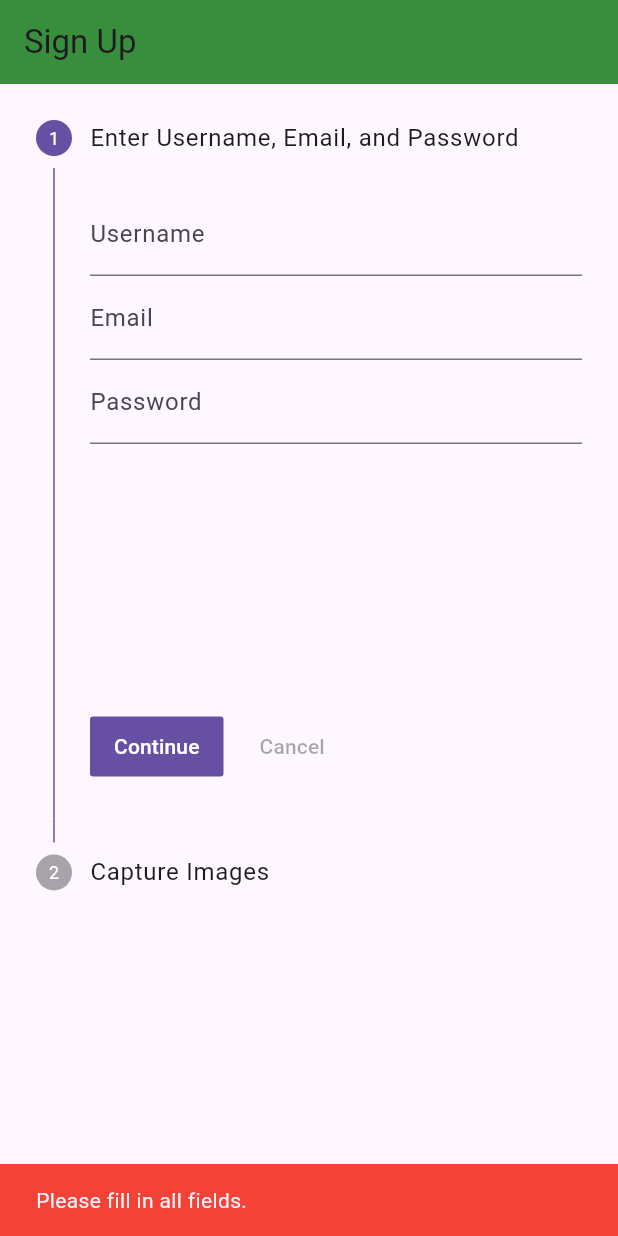
After one commit to yarachidiac/fyp_safe, a Flutter app: the screen it shows after launch, after a tap on "Continue", on a phone screen of 412 x 824 dp. The commit adds this screen. Run offline on Flutter 3.47's test engine with Material 2 defaults, Android fonts, the light colour scheme and no system bars; our stand-ins replace camera, cloud_firestore, firebase_auth, firebase_core, firebase_database, firebase_messaging and 2 more; missing offline and left inert: mqtt_client; accounts and stored records are empty.

Commit message:
secondd commit

```diff
--- /dev/null
+++ b/lib/SignUpPage.dart
@@ -0,0 +1,370 @@
+import 'dart:async';
+import 'dart:convert';
+import 'dart:typed_data';
+import 'package:flutter/material.dart';
+import 'package:firebase_auth/firebase_auth.dart';
+import 'package:camera/camera.dart';
+import 'package:mqtt_client/mqtt_client.dart';
+import 'package:mqtt_client/mqtt_server_client.dart';
+import 'package:typed_data/typed_buffers.dart' show Uint8Buffer;
+import 'dart:io';
+import 'package:cloud_firestore/cloud_firestore.dart';
+
+import 'SignInPage.dart';
+import 'main.dart';
+
+class SignUpPage extends StatefulWidget {
+  const SignUpPage({Key? key}) : super(key: key);
+
+  @override
+  _SignUpPageState createState() => _SignUpPageState();
+}
+
+class _SignUpPageState extends State<SignUpPage> {
+  late TextEditingController _usernameController;
+  late TextEditingController _emailController;
+  late TextEditingController _passwordController;
+  late MqttServerClient client;
+  late CameraController _controller;
+  List<Uint8List> _capturedImages = [];
+  static const int maxImages = 10;
+  int _imageCount = 0;
+  bool _showCameraPreview = false;
+  bool _showCaptureButton = true;
+  String _captureMessage = '';
+  String? _errorMessage;
+  int _currentStep = 0;
+
+  @override
+  void initState() {
+    super.initState();
+    _usernameController = TextEditingController();
+    _emailController = TextEditingController();
+    _passwordController = TextEditingController();
+    _connect();
+  }
+
+  @override
+  void dispose() {
+    _usernameController.dispose();
+    _emailController.dispose();
+    _passwordController.dispose();
+    super.dispose();
+  }
+
+  void _connect() async {
+    client = MqttServerClient('test.mosquitto.org', '1883');
+    client.logging(on: false);
+
+    try {
+      await client.connect();
+      print('Connected');
+    } catch (e) {
+      print('Exception: $e');
+    }
+  }
+  @override
+  Widget build(BuildContext context) {
+    final screenHeight = MediaQuery.of(context).size.height;
+
+    return Scaffold(
+      appBar: AppBar(
+        title: Text('Sign Up'),
+        backgroundColor: Colors.green[700],
+      ),
+      body: Column(
+        children: [
+          Expanded(
+            child: Stepper(
+              currentStep: _showCameraPreview ? 1 : _currentStep,
+              onStepContinue: () {
+                if (_currentStep == 0) {
+                  // First step: validate fields and proceed
+                  if (_validateFields()) {
+                    setState(() {
+                      _currentStep++;
+                    });
+                    _initCamera();
+                  } else {
+                    // Show error message
+                    ScaffoldMessenger.of(context).showSnackBar(
+                      SnackBar(
+                        content: Text(_errorMessage!),
+                        backgroundColor: Colors.red,
+                      ),
+                    );
+                  }
+                } else if (_currentStep == 1) {
+                  if (!_showCaptureButton && _imageCount == maxImages) {
+                    _publishImages('topicSafe/train', _capturedImages);
+                  } else {
+                    ScaffoldMessenger.of(context).showSnackBar(
+                      SnackBar(
+                        content: Text("Finish capturing first"),
+                        backgroundColor: Colors.red,
+                      ),
+                    );
+                  }
+                }
+              },
+              steps: [
+                Step(
+                  title: Text('Enter Username, Email, and Password'),
+                  isActive: !_showCameraPreview,
+                  content: Container(
+                    height: screenHeight * 0.4, // Set the height to 40% of the screen height
+                    child: Column(
+                      children: [
+                        TextField(
+                          controller: _usernameController,
+                          decoration: InputDecoration(labelText: 'Username'),
+                        ),
+                        TextField(
+                          controller: _emailController,
+                          decoration: InputDecoration(labelText: 'Email'),
+                        ),
+                        TextField(
+                          controller: _passwordController,
+                          decoration: InputDecoration(labelText: 'Password'),
+                          obscureText: true,
+                        ),
+                      ],
+                    ),
+                  ),
+                ),
+                Step(
+                  title: Text('Capture Images'),
+                  isActive: _showCameraPreview,
+                  content: Container(
+                    height: screenHeight * 0.4, // Set the height to 40% of the screen height
+                    child: SingleChildScrollView(
+                      child: Column(
+                        children: [
+                          if (_showCameraPreview)
+                            Column(
+                              children: [
+                                Container(
+                                  height: screenHeight * 0.4 * 0.75, // 75% of the content container's height
+                                  child: CameraPreview(_controller),
+                                ),
+                                Visibility(
+                                  visible: _showCaptureButton,
+                                  child: ElevatedButton(
+                                    onPressed: () async {
+                                      if (_imageCount < maxImages) {
+                                        await _captureAndPublishImages();
+                                      }
+                                    },
+                                    child: Text('Capture Image'),
+                                  ),
+                                ),
+                                SizedBox(height: 16),
+                                Text(
+                                  _captureMessage,
+                                  style: TextStyle(
+                                    color: Colors.red,
+                                    fontSize: 18,
+                                    fontWeight: FontWeight.bold,
+                                  ),
+                                ),
+                              ],
+                            ),
+                        ],
+                      ),
+                    ),
+                  ),
+                ),
+              ],
+            ),
+          ),
+          SizedBox(height: 20), // Add some space between the Stepper and the Sign In button
+          ElevatedButton(
+            onPressed: () {
+              Navigator.push(
+                context,
+                MaterialPageRoute(builder: (context) => SignInPage()),
+              );
+            },
+            child: Text('Sign In'),
+          ),
+        ],
+      ),
+    );
+  }
+
+  bool _validateFields() {
+    // Reset error message
+    _errorMessage = null;
+
+    // Check if username, email, and password fields are not empty
+    if (_usernameController.text.isEmpty ||
+        _emailController.text.isEmpty ||
+        _passwordController.text.isEmpty) {
+      _errorMessage = 'Please fill in all fields.';
+      return false;
+    }
+
+    // Check if email format is valid
+    if (!_isValidEmail(_emailController.text)) {
+      _errorMessage = 'Invalid email format.';
+      return false;
+    }
+
+    // Check if password is strong enough
+    if (!_isStrongPassword(_passwordController.text)) {
+      _errorMessage = 'Password is too weak.';
+      return false;
+    }
+
+    return true;
+  }
+
+
+  bool _isStrongPassword(String password) {
+    // Minimum length for the password
+    final minLength = 6; // Example: Minimum length of 6 characters
+
+    return password.length >= minLength;
+  }
+
+  bool _isValidEmail(String email) {
+    // Regular expression for email validation
+    final emailRegex = RegExp(r'^[\w-\.]+@([\w-]+\.)+[\w-]{2,4}$');
+    return emailRegex.hasMatch(email);
+  }
+
+  Future<void> _initCamera() async {
+    final cameras = await availableCameras();
+    CameraDescription? frontCamera;
+    for (final camera in cameras) {
+      if (camera.lensDirection == CameraLensDirection.front) {
+        frontCamera = camera;
+        break;
+      }
+    }
+    if (frontCamera != null) {
+      _controller = CameraController(frontCamera, ResolutionPreset.medium);
+      await _controller.initialize();
+      setState(() {
+        _showCameraPreview = true;
+      });
+    } else {
+      print('No front camera found');
+    }
+  }
+
+  Future<void> _captureAndPublishImages() async {
+    setState(() {
+      _showCaptureButton = false; // Hide the capture button
+      _captureMessage = 'Hold on, change the angle of your face...';
+    });
+    for (int i = 0; i < maxImages; i++) {
+      try {
+        XFile imageFile = await _controller.takePicture();
+        final Uint8List imageBytes = await File(imageFile.path).readAsBytes();
+        _capturedImages.add(imageBytes);
+        setState(() {
+          _imageCount++; // Update _imageCount and rebuild the UI
+        });
+      } catch (e) {
+        print('Error capturing image: $e');
+      }
+    }
+    setState(() {
+      _captureMessage = 'You can continue now';
+    });
+  }
+
+  void _publish(String topic, Uint8List payload) {
+
+    print("ana honnnnnnn");
+    final payloadBuffer = Uint8Buffer();
+    payloadBuffer.addAll(payload);
+    client.publishMessage(topic, MqttQos.atMostOnce, payloadBuffer);
+  }
+
+  void _publishImages(String topic, List<Uint8List> images) async {
+    await client.connect();
+    print('immmmmmmmmmmmmmmmmmmmm, $images');
+    // Save user details in Firebase Authentication
+    try {
+      UserCredential userCredential = await FirebaseAuth.instance.createUserWithEmailAndPassword(
+        email: _emailController.text,
+        password: _passwordController.text,
+      );
+      User? user = userCredential.user;
+      print('User registered: ${user!.uid}');
+    } catch (e) {
+      print('Error registering user: $e');
+      // Handle error here
+      if (e is FirebaseAuthException) {
+        if (e.code == 'email-already-in-use') {
+          setState(() {
+            _errorMessage = 'The email address is already in use by another account.';
+          });
+        } else {
+          setState(() {
+            _errorMessage = 'An unexpected error occurred. Please try again later.';
+          });
+        }
+      }
+    }
+
+    // Save user details in Firestor
+      await FirebaseFirestore.instance.collection('userDetails').doc().set({
+        'username': _usernameController.text,
+        'email': _emailController.text,
+        'role': 1,
+      }, SetOptions(merge: true)); // Use SetOptions.merge to create the document if it doesn't exist
+      print('User details saved in Firestore');
+
+      // Show dialog to inform user about successful sign-up
+      showDialog(
+        context: context,
+        builder: (BuildContext context) {
+          return AlertDialog(
+            title: Text('Sign Up Successful'),
+            content: Text('You have successfully signed up.'),
+            actions: [
+              TextButton(
+                onPressed: () {
+                  Navigator.of(context).pop(); // Close the dialog
+                  _navigateToHomePage(context); // Navigate to the home page
+                },
+                child: Text('OK'),
+              ),
+            ],
+          );
+        },
+      );
+
+
+    // // Publish images
+    // images.forEach((imageBytes) {
+    //   _publish(topic, imageBytes);
+    // });.
+    // Create a JSON object with username and image bytes
+    print('imagesssssssssssssss: $images');
+    print('usernameeeeeeeeeeeeeeee, $_usernameController.text');
+    Map<String, dynamic> payloadData = {
+      'username': _usernameController.text,
+      'images': images.map((image) => base64Encode(image)).toList(), // Convert image bytes to base64 strings
+    };
+
+    // Convert the JSON object to a string
+    String payloadString = json.encode(payloadData);
+
+    // Publish the JSON payload
+    print("payloadddd: $payloadString");
+    _publish(topic, Uint8List.fromList(payloadString.codeUnits));
+  }
+
+  void _navigateToHomePage(BuildContext context) {
+    Navigator.pushReplacement(
+      context,
+      MaterialPageRoute(builder: (context) => MyHomePage()),
+    );
+  }
+
+
+}
--- a/lib/main.dart
+++ b/lib/main.dart
@@ -5,7 +5,7 @@ import 'package:firebase_database/firebase_database.dart';
 import 'FirebaseMessagingDemo.dart';
 import 'firebase_options.dart';
 import 'package:firebase_auth/firebase_auth.dart'; // Import FirebaseAuth
-import 'LoginSignupPage.dart'; // Import your login/signup page
+import 'SignUpPage.dart'; // Import your login/signup page
 void main() async {
   WidgetsFlutterBinding.ensureInitialized();
   await Firebase.initializeApp(
@@ -49,7 +49,7 @@ class AuthenticationWrapper extends StatelessWidget {
             return const MyHomePage();
           } else {
             // If the user is not authenticated, show the login/signup page
-            return const LoginSignupPage();
+              return const SignUpPage();
           }
         }
       },
--- a/pubspec.yaml
+++ b/pubspec.yaml
@@ -34,6 +34,10 @@ dependencies:
   firebase_messaging:
   cloud_firestore:
   firebase_auth:
+  mqtt_client:
+  path_provider:
+  image:
+  camera:
 
 
   # The following adds the Cupertino Icons font to your application.
```
Also changed, not shown: lib/LoginSignupPage.dart (deleted, +0 -121 lines), lib/SignInPage.dart (added, +91 -0 lines), pubspec.lock, 1 other file.
